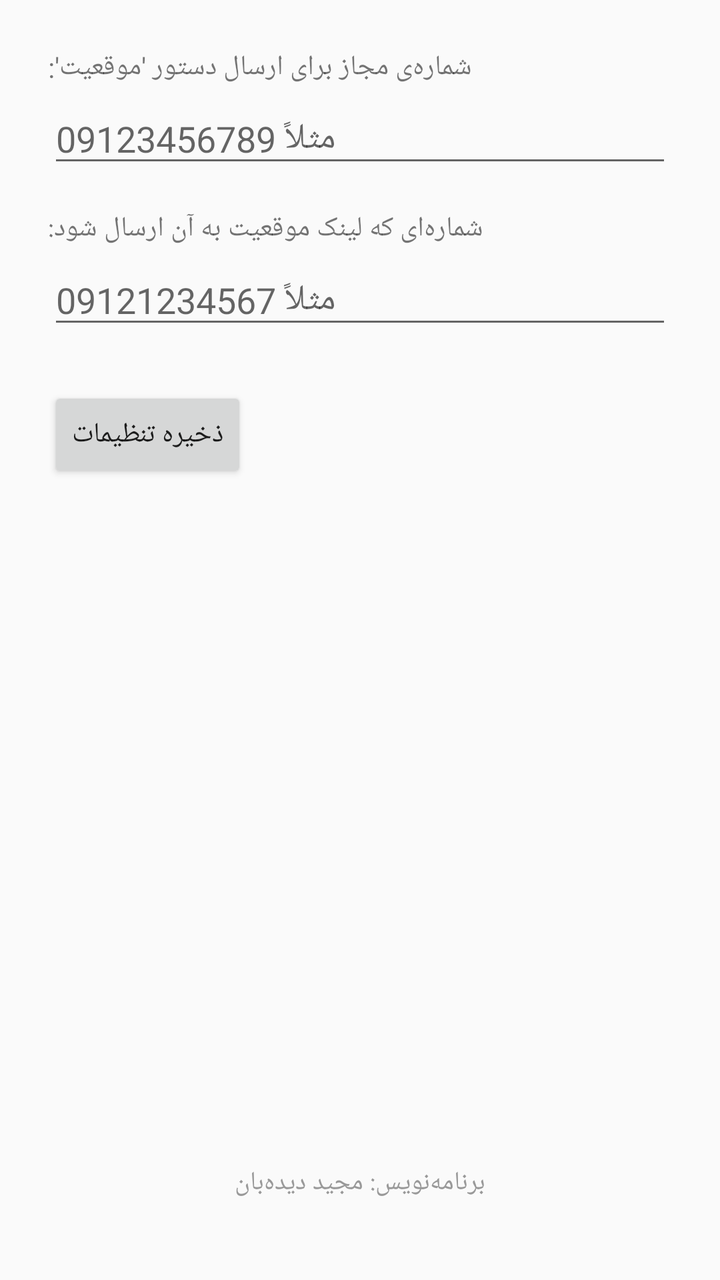
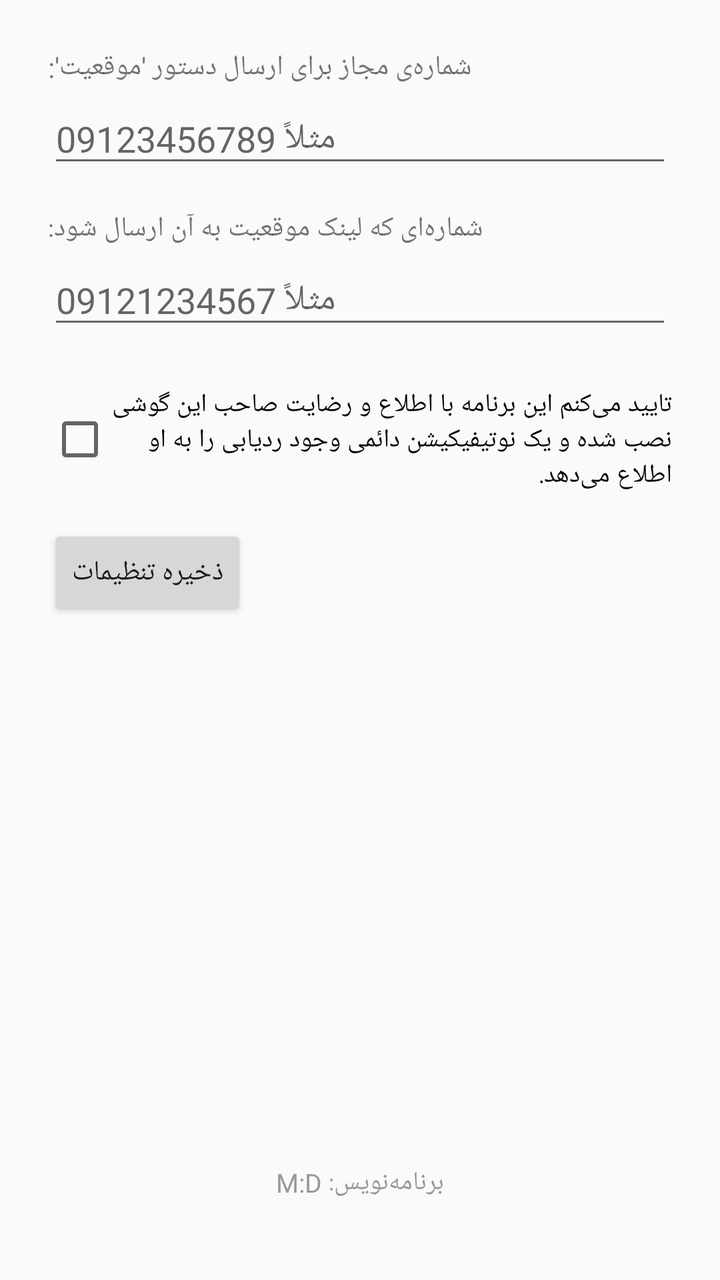

Before-and-after screenshots of an Android layout around one commit, followed by the original layout XML and the change that was made.
<!-- AndroidManifest.xml: application theme Theme.AppCompat.Light -->
<!-- res/layout/activity_main.xml -->
<?xml version="1.0" encoding="utf-8"?>
<LinearLayout xmlns:android="http://schemas.android.com/apk/res/android"
    android:layout_width="match_parent"
    android:layout_height="match_parent"
    android:orientation="vertical"
    android:padding="24dp">

    <TextView
        android:layout_width="wrap_content"
        android:layout_height="wrap_content"
        android:text="شماره‌ی مجاز برای ارسال دستور 'موقعیت':"
        android:textSize="14sp"
        android:layout_marginBottom="4dp" />

    <EditText
        android:id="@+id/editTrustedSender"
        android:layout_width="match_parent"
        android:layout_height="wrap_content"
        android:inputType="phone"
        android:hint="مثلاً 09123456789" />

    <TextView
        android:layout_width="wrap_content"
        android:layout_height="wrap_content"
        android:text="شماره‌ای که لینک موقعیت به آن ارسال شود:"
        android:textSize="14sp"
        android:layout_marginTop="16dp"
        android:layout_marginBottom="4dp" />

    <EditText
        android:id="@+id/editLocationReceiver"
        android:layout_width="match_parent"
        android:layout_height="wrap_content"
        android:inputType="phone"
        android:hint="مثلاً 09121234567" />

    <Button
        android:id="@+id/btnSave"
        android:layout_width="wrap_content"
        android:layout_height="wrap_content"
        android:layout_marginTop="24dp"
        android:text="ذخیره تنظیمات" />

    <TextView
        android:id="@+id/txtStatus"
        android:layout_width="match_parent"
        android:layout_height="wrap_content"
        android:layout_marginTop="24dp"
        android:textSize="12sp"
        android:textColor="#666666" />

    <TextView
        android:layout_width="match_parent"
        android:layout_height="0dp"
        android:layout_weight="1"
        android:gravity="bottom|center_horizontal"
        android:paddingBottom="16dp"
        android:text="برنامه‌نویس: مجید دیده‌بان"
        android:textSize="13sp"
        android:textColor="#999999" />

</LinearLayout>
<!-- resources referenced by this layout -->
<resources>

</resources>

<!-- the commit's change to res/layout/activity_main.xml (unified diff, before → after) -->
@@ -34,11 +34,19 @@
         android:inputType="phone"
         android:hint="مثلاً 09121234567" />
 
+    <CheckBox
+        android:id="@+id/checkConsent"
+        android:layout_width="match_parent"
+        android:layout_height="wrap_content"
+        android:layout_marginTop="24dp"
+        android:text="تایید می‌کنم این برنامه با اطلاع و رضایت صاحب این گوشی نصب شده و یک نوتیفیکیشن دائمی وجود ردیابی را به او اطلاع می‌دهد."
+        android:textSize="13sp" />
+
     <Button
         android:id="@+id/btnSave"
         android:layout_width="wrap_content"
         android:layout_height="wrap_content"
-        android:layout_marginTop="24dp"
+        android:layout_marginTop="16dp"
         android:text="ذخیره تنظیمات" />
 
     <TextView
@@ -55,7 +63,7 @@
         android:layout_weight="1"
         android:gravity="bottom|center_horizontal"
         android:paddingBottom="16dp"
-        android:text="برنامه‌نویس: مجید دیده‌بان"
+        android:text="برنامه‌نویس: M:D"
         android:textSize="13sp"
         android:textColor="#999999" />
 
